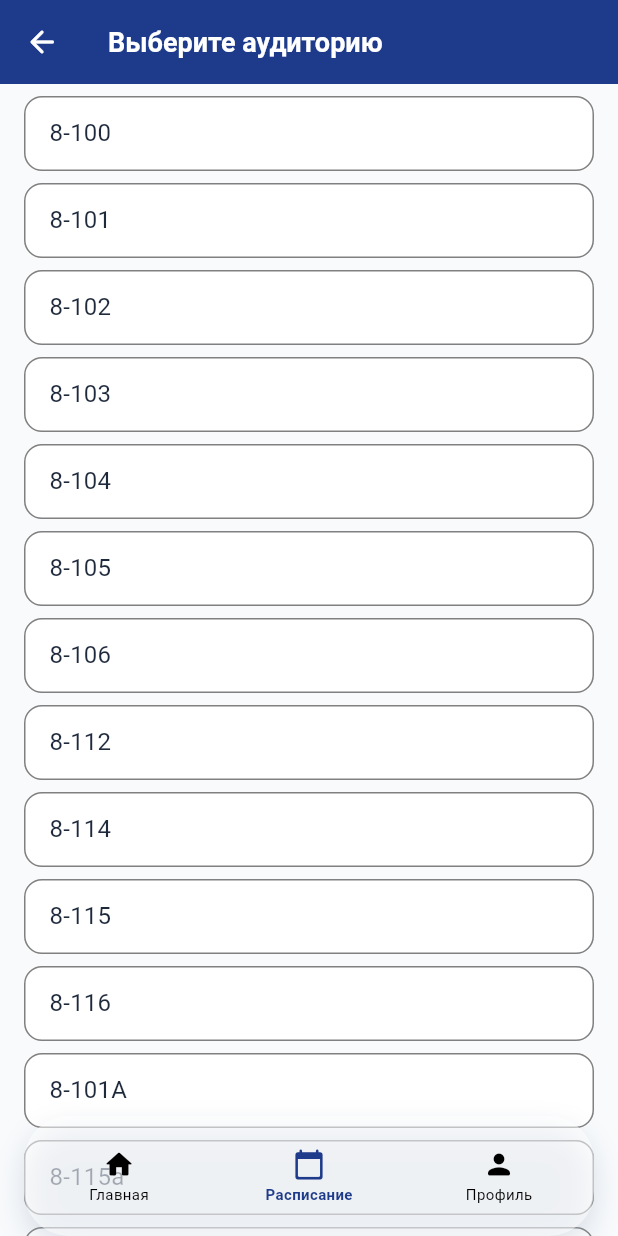
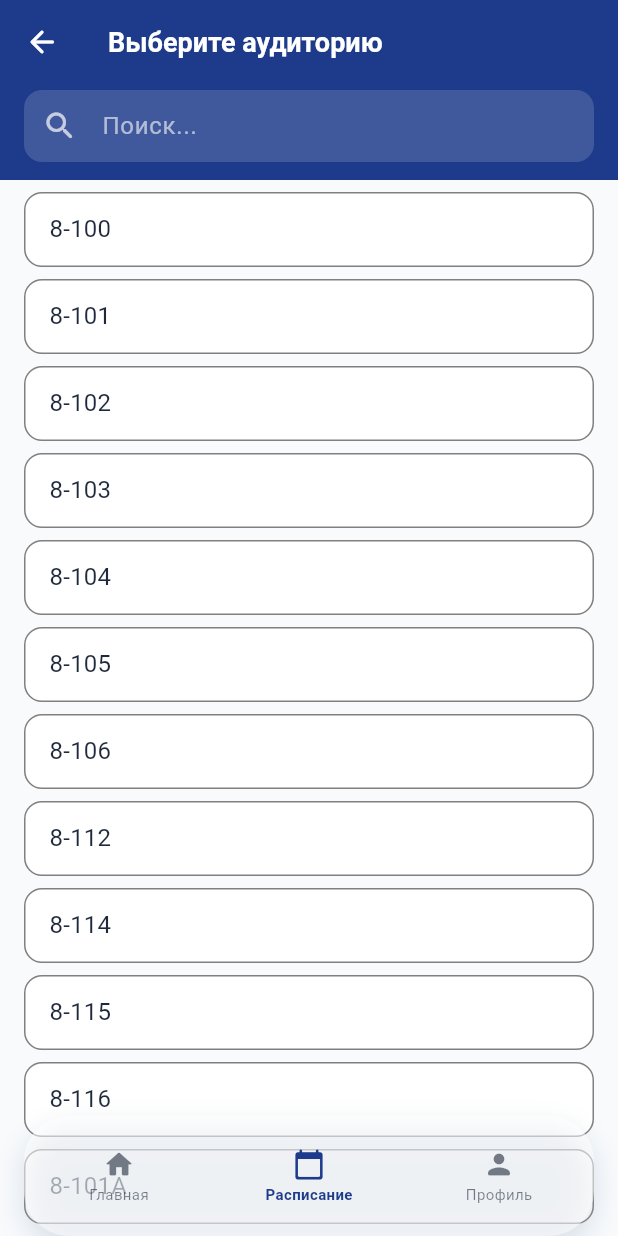
Before and after one commit to Danila-Skiba/OmShedule_App, a Flutter app: the ScheduleScreen screen opened by its route, after a tap on "Преподаватель", after a tap on "Аудитория", after a tap on "Выберите аудиторию", on a phone screen of 412 x 824 dp. Run offline on Flutter 3.47's test engine with Material 3 defaults, Android fonts, the phone set to English and light mode, and no system bars; our stand-ins replace cached_network_image, go_router, table_calendar; network calls fail.

Commit message:
feat: filter caching, search, sticky header, dark theme fixes, add task page
- Persist selected filter (group/teacher/audience/personal) across tab
  navigation using in-memory SettingsService
- Add live search field to SelectScreen for group/teacher/room pickers
- Pin segmented control + day strip on scroll in schedule screen via
  SliverPersistentHeader so filter chips scroll away but calendar stays
- Fix PersonalTaskCard card background in dark theme (hardcoded light purple
  replaced with dark variant #2D1B69)
- Hide API error state when personal mode is active; show tasks (or empty
  state) instead
- Replace AddTaskDialog with full-screen AddTaskScreen: iOS drum time picker
  via CupertinoDatePicker, date picker, cleaner form without redundant labels
- FAB now navigates to /schedule/add-task instead of opening a dialog
- Fix bottom nav bar icon/text colors and background in dark theme

Co-Authored-By: Claude Sonnet 4.6 <noreply@anthropic.com>

```diff
--- a/lib/app_router.dart
+++ b/lib/app_router.dart
@@ -2,6 +2,7 @@ import 'package:flutter/material.dart';
 import 'package:go_router/go_router.dart';
 import 'package:omstu_schedule/data/schedule_data.dart';
 import 'layouts/mobile_layout.dart';
+import 'screens/add_task_screen.dart';
 import 'screens/dashboard_screen.dart';
 import 'screens/calendar_picker_screen.dart';
 import 'screens/schedule_screen.dart';
@@ -93,6 +94,16 @@ final GoRouter appRouter = GoRouter(
                 );
               },
             ),
+            GoRoute(
+              path: 'add-task',
+              pageBuilder: (context, state) {
+                final extra = state.extra as Map<String, dynamic>?;
+                final forDate = extra?['forDate'] as DateTime? ?? DateTime.now();
+                return MaterialPage<void>(
+                  child: AddTaskScreen(forDate: forDate),
+                );
+              },
+            ),
           ],
         ),
         GoRoute(
--- a/lib/core/services/settings_service.dart
+++ b/lib/core/services/settings_service.dart
@@ -6,6 +6,11 @@ abstract class PrefsKeys {
   static const profileRole = 'profile_role';
   static const defaultGroupId = 'default_group_id';
   static const defaultTeacherId = 'default_teacher_id';
+  // Filter state persistence
+  static const savedFilterType = 'saved_filter_type';
+  static const savedGroupName = 'saved_group_name';
+  static const savedTeacherName = 'saved_teacher_name';
+  static const savedAudienceName = 'saved_audience_name';
 }
 
 class SettingsService {
@@ -64,4 +69,44 @@ class SettingsService {
       _store[PrefsKeys.defaultTeacherId] = id;
     }
   }
+
+  static String? getSavedFilterType() =>
+      _store[PrefsKeys.savedFilterType] as String?;
+  static void setSavedFilterType(String? v) {
+    if (v == null) {
+      _store.remove(PrefsKeys.savedFilterType);
+    } else {
+      _store[PrefsKeys.savedFilterType] = v;
+    }
+  }
+
+  static String? getSavedGroupName() =>
+      _store[PrefsKeys.savedGroupName] as String?;
+  static void setSavedGroupName(String? v) {
+    if (v == null) {
+      _store.remove(PrefsKeys.savedGroupName);
+    } else {
+      _store[PrefsKeys.savedGroupName] = v;
+    }
+  }
+
+  static String? getSavedTeacherName() =>
+      _store[PrefsKeys.savedTeacherName] as String?;
+  static void setSavedTeacherName(String? v) {
+    if (v == null) {
+      _store.remove(PrefsKeys.savedTeacherName);
+    } else {
+      _store[PrefsKeys.savedTeacherName] = v;
+    }
+  }
+
+  static String? getSavedAudienceName() =>
+      _store[PrefsKeys.savedAudienceName] as String?;
+  static void setSavedAudienceName(String? v) {
+    if (v == null) {
+      _store.remove(PrefsKeys.savedAudienceName);
+    } else {
+      _store[PrefsKeys.savedAudienceName] = v;
+    }
+  }
 }
--- a/lib/layouts/mobile_layout.dart
+++ b/lib/layouts/mobile_layout.dart
@@ -40,7 +40,9 @@ class MobileLayout extends StatelessWidget {
     bottom: false,
     child: Container(
       decoration: BoxDecoration(
-        color: const Color.fromARGB(255, 255, 255, 255).withValues(alpha: 0.5),
+        color: isDark
+            ? theme.cardColor.withValues(alpha: 0.9)
+            : const Color.fromARGB(255, 255, 255, 255).withValues(alpha: 0.5),
         borderRadius: const BorderRadius.all(Radius.circular(30)),
         boxShadow: const [
                 BoxShadow(
@@ -89,7 +91,7 @@ class _NavTile extends StatelessWidget {
   Widget build(BuildContext context) {
     final theme = Theme.of(context);
     final activeColor = theme.colorScheme.primary;
-    const inactiveColor =  Colors.black;
+    final inactiveColor = theme.colorScheme.onSurface.withValues(alpha: 0.6);
 
     return Material(
       color: Colors.transparent,
--- a/lib/screens/schedule_screen.dart
+++ b/lib/screens/schedule_screen.dart
@@ -12,7 +12,6 @@ import '../core/utils/week_service.dart';
 import '../models/lesson.dart';
 import '../models/personal_task.dart';
 import '../models/schedule_type.dart';
-import '../widgets/add_task_dialog.dart';
 import '../widgets/personal_task_card.dart';
 
 
@@ -26,7 +25,6 @@ class ScheduleScreen extends StatefulWidget {
 class _ScheduleScreenState extends State<ScheduleScreen> {
   String _view = 'today';
   late ScheduleType _scheduleType;
-  Lesson? _selectedLesson;
   late ScheduleWeekController _weekController;
   late FilterController _filterController;
   List<PersonalTask> _tasks = [];
@@ -43,7 +41,7 @@ class _ScheduleScreenState extends State<ScheduleScreen> {
   void initState() {
     super.initState();
     _filterController = FilterController();
-    _applyDefaultsFromProfile();
+    _restoreOrApplyDefaults();
     _filterController.addListener(_onFilterChanged);
     _weekController = ScheduleWeekController();
     _weekController.addListener(_onWeekControllerChanged);
@@ -62,7 +60,25 @@ class _ScheduleScreenState extends State<ScheduleScreen> {
     super.dispose();
   }
 
-  void _onFilterChanged() => setState(() {});
+  void _onFilterChanged() {
+    _saveFilterState();
+    setState(() {});
+  }
+
+  void _saveFilterState() {
+    final ft = _filterController.currentFilterType.value;
+    String typeStr;
+    switch (ft) {
+      case FilterType.group: typeStr = 'group'; break;
+      case FilterType.teacher: typeStr = 'teacher'; break;
+      case FilterType.audience: typeStr = 'audience'; break;
+      case FilterType.personal: typeStr = 'personal'; break;
+    }
+    SettingsService.setSavedFilterType(typeStr);
+    SettingsService.setSavedGroupName(_filterController.selectedGroup.value);
+    SettingsService.setSavedTeacherName(_filterController.selectedTeacher.value);
+    SettingsService.setSavedAudienceName(_filterController.selectedAudience.value);
+  }
 
   void _onTasksChanged() {
     if (_filterController.isPersonal && mounted) _loadTasks();
@@ -110,13 +126,36 @@ class _ScheduleScreenState extends State<ScheduleScreen> {
     );
   }
 
+  void _restoreOrApplyDefaults() {
+    final savedType = SettingsService.getSavedFilterType();
+    if (savedType != null) {
+      // Restore previously selected filter
+      _filterController.updateGroup(SettingsService.getSavedGroupName());
+      _filterController.updateTeacher(SettingsService.getSavedTeacherName());
+      _filterController.updateAudience(SettingsService.getSavedAudienceName());
+      FilterType ft;
+      switch (savedType) {
+        case 'teacher': ft = FilterType.teacher; break;
+        case 'audience': ft = FilterType.audience; break;
+        case 'personal': ft = FilterType.personal; break;
+        default: ft = FilterType.group;
+      }
+      _scheduleType = ft == FilterType.teacher
+          ? ScheduleType.teacher
+          : ft == FilterType.audience
+              ? ScheduleType.audience
+              : ScheduleType.group;
+      _filterController.setFilterType(ft);
+    } else {
+      _applyDefaultsFromProfile();
+    }
+  }
+
   void _applyDefaultsFromProfile() {
     final role = SettingsService.getProfileRole();
     if (role == 'student') {
       _scheduleType = ScheduleType.group;
-      _filterController.updateGroup(
-      ScheduleData.getgroups.keys.first,
-      );
+      _filterController.updateGroup(ScheduleData.getgroups.keys.first);
       _filterController.updateTeacher(null);
       _filterController.updateAudience(null);
     } else {
@@ -184,18 +223,35 @@ class _ScheduleScreenState extends State<ScheduleScreen> {
 
   @override
   Widget build(BuildContext context) {
+    final isPersonal = _filterController.isPersonal;
+    final isError = _weekController.loadState == ScheduleLoadState.error;
+    final stickyHeight = _view == 'today' ? 195.0 : 130.0;
+
     return Scaffold(
       backgroundColor: Theme.of(context).scaffoldBackgroundColor,
       appBar: _buildHeader(),
-      body:  Stack(
+      body: Stack(
         children: [
           CustomScrollView(
             slivers: [
+              // Scrolls away on scroll-down
               SliverToBoxAdapter(child: _buildFilterBar()),
               SliverToBoxAdapter(child: _buildFilterIndicator()),
-              SliverToBoxAdapter(child: _buildSegmentedControl()),
-              SliverToBoxAdapter(child: _buildCalendarStrip()),
-              if (_weekController.loadState == ScheduleLoadState.error)
+              // Pinned: segmented control + calendar strip
+              SliverPersistentHeader(
+                pinned: true,
+                delegate: _StickyControlsDelegate(
+                  extent: stickyHeight,
+                  child: Column(
+                    mainAxisSize: MainAxisSize.min,
+                    children: [
+                      _buildSegmentedControl(),
+                      _buildCalendarStrip(),
+                    ],
+                  ),
+                ),
+              ),
+              if (isError && !isPersonal)
                 SliverToBoxAdapter(child: _buildErrorState())
               else
                 SliverPadding(
@@ -212,7 +268,7 @@ class _ScheduleScreenState extends State<ScheduleScreen> {
                 child: CircularProgressIndicator(),
               ),
             ),
-          if (_filterController.isPersonal)
+          if (isPersonal)
             Positioned(
               right: 16,
               bottom: 160,
@@ -224,7 +280,6 @@ class _ScheduleScreenState extends State<ScheduleScreen> {
   }
 
   AppBar _buildHeader() {
-    final theme = Theme.of(context);
     return AppBar(
       title: const Text('Расписание'),
       actions: [
@@ -239,7 +294,6 @@ class _ScheduleScreenState extends State<ScheduleScreen> {
 
   Widget _buildFilterBar() {
   final theme = Theme.of(context);
-  final isDark = theme.brightness == Brightness.dark;
   final items = [
     (FilterType.group, 'Группа', Icons.groups),
     (FilterType.teacher, 'Преподаватель', Icons.person),
@@ -377,7 +431,6 @@ class _ScheduleScreenState extends State<ScheduleScreen> {
 
 Widget _buildSegmentedControl() {
   final theme = Theme.of(context);
-  final isDark = theme.brightness == Brightness.dark;
 
   return
     BaseContainer(
@@ -855,59 +908,37 @@ Widget _buildSegmentButton({
     final forDate = _view == 'week'
         ? _weekController.currentWeek.startDate
         : _weekController.currentWeek.dates[_weekController.selectedDayIndex];
-    showDialog(
-      context: context,
-      builder: (_) => AddTaskDialog(
-        forDate: forDate,
-        onSaved: _loadTasks,
-      ),
-    );
+    context.push('/schedule/add-task', extra: {'forDate': forDate});
   }
 }
 
-class _SimpleChip extends StatelessWidget {
-  final String label;
-  final bool selected;
-  final VoidCallback onTap;
+class _StickyControlsDelegate extends SliverPersistentHeaderDelegate {
+  final Widget child;
+  final double extent;
 
-  const _SimpleChip({
-    required this.label,
-    required this.selected,
-    required this.onTap,
-  });
+  const _StickyControlsDelegate({required this.child, required this.extent});
 
   @override
-  Widget build(BuildContext context) {
-    final theme = Theme.of(context);
+  double get minExtent => extent;
+
+  @override
+  double get maxExtent => extent;
+
+  @override
+  Widget build(
+      BuildContext context, double shrinkOffset, bool overlapsContent) {
     return Material(
-      color: Colors.transparent,
-      child: InkWell(
-        onTap: onTap,
-        borderRadius: BorderRadius.circular(8),
-        child: Container(
-          padding: const EdgeInsets.symmetric(vertical: 10),
-          decoration: BoxDecoration(
-            color: selected
-                ? theme.colorScheme.primary.withValues(alpha: 0.25)
-                : Colors.transparent,
-            borderRadius: BorderRadius.circular(8),
-          ),
-          child: Center(
-            child: Text(
-              label,
-              style: theme.textTheme.titleSmall?.copyWith(
-                fontWeight: selected ? FontWeight.w600 : FontWeight.w500,
-                color: selected
-                    ? theme.colorScheme.primary
-                    : theme.colorScheme.onSurface.withValues(alpha: 0.7),
-              ),
-            ),
-          ),
-        ),
-      ),
+      elevation: overlapsContent ? 2 : 0,
+      color: Theme.of(context).scaffoldBackgroundColor,
+      child: child,
     );
   }
+
+  @override
+  bool shouldRebuild(_StickyControlsDelegate old) =>
+      old.extent != extent || old.child != child;
 }
+
 
 List<Color> _lessonTypeColor(LessonType type) {
   switch (type) {
--- a/lib/screens/select_screen.dart
+++ b/lib/screens/select_screen.dart
@@ -1,11 +1,9 @@
 import 'package:flutter/material.dart';
 import '../constants/app_constants.dart';
 
-/// Тип выбора: группа, преподаватель, аудитория
 enum SelectType { group, teacher, room }
 
-/// Экран выбора одного значения из списка (Liquid Glass стиль)
-class SelectScreen extends StatelessWidget {
+class SelectScreen extends StatefulWidget {
   final SelectType type;
   final List<String> items;
   final String? selectedId;
@@ -20,47 +18,135 @@ class SelectScreen extends StatelessWidget {
   });
 
   @override
+  State<SelectScreen> createState() => _SelectScreenState();
+}
+
+class _SelectScreenState extends State<SelectScreen> {
+  late final TextEditingController _searchController;
+  String _query = '';
+
+  @override
+  void initState() {
+    super.initState();
+    _searchController = TextEditingController();
+    _searchController.addListener(() {
+      setState(() => _query = _searchController.text.trim().toLowerCase());
+    });
+  }
+
+  @override
+  void dispose() {
+    _searchController.dispose();
+    super.dispose();
+  }
+
+  List<String> get _filtered {
+    if (_query.isEmpty) return widget.items;
+    return widget.items
+        .where((item) => item.toLowerCase().contains(_query))
+        .toList();
+  }
+
+  @override
   Widget build(BuildContext context) {
     final theme = Theme.of(context);
+    final filtered = _filtered;
+
     return Scaffold(
       backgroundColor: theme.scaffoldBackgroundColor,
       appBar: AppBar(
         backgroundColor: theme.colorScheme.primary,
         foregroundColor: Colors.white,
-        title: Text(title),
+        title: Text(widget.title),
         leading: IconButton(
           icon: const Icon(Icons.arrow_back_rounded),
           onPressed: () => Navigator.of(context).pop(),
         ),
+        bottom: PreferredSize(
+          preferredSize: const Size.fromHeight(64),
+          child: Padding(
+            padding: const EdgeInsets.fromLTRB(16, 0, 16, 12),
+            child: TextField(
+              controller: _searchController,
+              autofocus: false,
+              style: const TextStyle(color: Colors.white),
+              cursorColor: Colors.white,
+              decoration: InputDecoration(
+                hintText: 'Поиск...',
+                hintStyle: TextStyle(color: Colors.white.withValues(alpha: 0.6)),
+                prefixIcon: Icon(Icons.search_rounded,
+                    color: Colors.white.withValues(alpha: 0.7)),
+                suffixIcon: _query.isNotEmpty
+                    ? IconButton(
+                        icon: Icon(Icons.close_rounded,
+                            color: Colors.white.withValues(alpha: 0.7)),
+                        onPressed: () => _searchController.clear(),
+                      )
+                    : null,
+                filled: true,
+                fillColor: Colors.white.withValues(alpha: 0.15),
+                border: OutlineInputBorder(
+                  borderRadius: BorderRadius.circular(12),
+                  borderSide: BorderSide.none,
                 ),
-      body: ListView.builder(
+                enabledBorder: OutlineInputBorder(
+                  borderRadius: BorderRadius.circular(12),
+                  borderSide: BorderSide.none,
+                ),
+                focusedBorder: OutlineInputBorder(
+                  borderRadius: BorderRadius.circular(12),
+                  borderSide:
+                      BorderSide(color: Colors.white.withValues(alpha: 0.4)),
+                ),
+                contentPadding:
+                    const EdgeInsets.symmetric(horizontal: 16, vertical: 10),
+              ),
+            ),
+          ),
+        ),
+      ),
+      body: filtered.isEmpty
+          ? Center(
+              child: Text(
+                'Ничего не найдено',
+                style: theme.textTheme.bodyMedium?.copyWith(
+                  color: theme.colorScheme.onSurfaceVariant,
+                ),
+              ),
+            )
+          : ListView.builder(
               padding: const EdgeInsets.symmetric(
                 horizontal: AppConstants.spacingLg,
                 vertical: AppConstants.spacingSm,
               ),
-        itemCount: items.length,
+              itemCount: filtered.length,
               itemBuilder: (context, index) {
-          final id = items[index];
-          final selected = selectedId == id;
+                final id = filtered[index];
+                final selected = widget.selectedId == id;
                 return Padding(
-            padding: const EdgeInsets.only(bottom: AppConstants.spacingSm),
+                  padding:
+                      const EdgeInsets.only(bottom: AppConstants.spacingSm),
                   child: Material(
                     color: theme.cardColor,
-              borderRadius: BorderRadius.circular(AppConstants.radiusMd),
+                    borderRadius:
+                        BorderRadius.circular(AppConstants.radiusMd),
                     child: InkWell(
                       onTap: () => Navigator.of(context).pop(id),
-                borderRadius: BorderRadius.circular(AppConstants.radiusMd),
+                      borderRadius:
+                          BorderRadius.circular(AppConstants.radiusMd),
                       child: Container(
                         padding: const EdgeInsets.symmetric(
                           horizontal: AppConstants.spacingLg,
                           vertical: AppConstants.spacingMd,
                         ),
                         decoration: BoxDecoration(
-                    borderRadius: BorderRadius.circular(AppConstants.radiusMd),
+                          borderRadius:
+                              BorderRadius.circular(AppConstants.radiusMd),
                           border: Border.all(
                             color: selected
                                 ? theme.colorScheme.primary
-                          : theme.dividerColor.withValues(alpha: 0.5),
+                                : theme.dividerColor
+                                    .withValues(alpha: 0.5),
                             width: selected ? 2 : 1,
                           ),
                         ),
@@ -71,7 +157,9 @@ class SelectScreen extends StatelessWidget {
                                 id,
                                 style: theme.textTheme.titleMedium?.copyWith(
                                   color: theme.colorScheme.onSurface,
-                            fontWeight: selected ? FontWeight.w600 : FontWeight.normal,
+                                  fontWeight: selected
+                                      ? FontWeight.w600
+                                      : FontWeight.normal,
                                 ),
                               ),
                             ),
--- a/lib/widgets/personal_task_card.dart
+++ b/lib/widgets/personal_task_card.dart
@@ -24,6 +24,10 @@ class PersonalTaskCard extends StatelessWidget {
   @override
   Widget build(BuildContext context) {
     final theme = Theme.of(context);
+    final isDark = theme.brightness == Brightness.dark;
+    final cardBg = isDark
+        ? const Color(0xFF2D1B69)
+        : AppColors.hintTask;
 
     return InkWell(
       onTap: onTap,
@@ -34,7 +38,7 @@ class PersonalTaskCard extends StatelessWidget {
           Container(
         padding: const EdgeInsets.all(16),
         decoration: BoxDecoration(
-          color: AppColors.hintTask,
+          color: cardBg,
           borderRadius: BorderRadius.circular(16),
           border: Border.all(color: AppColors.taskAccent, width: 1.2),
           boxShadow: [
```
Also changed, not shown: lib/screens/add_task_screen.dart (added, +382 -0 lines). Lines whose indentation alone changed are shown as unchanged.
